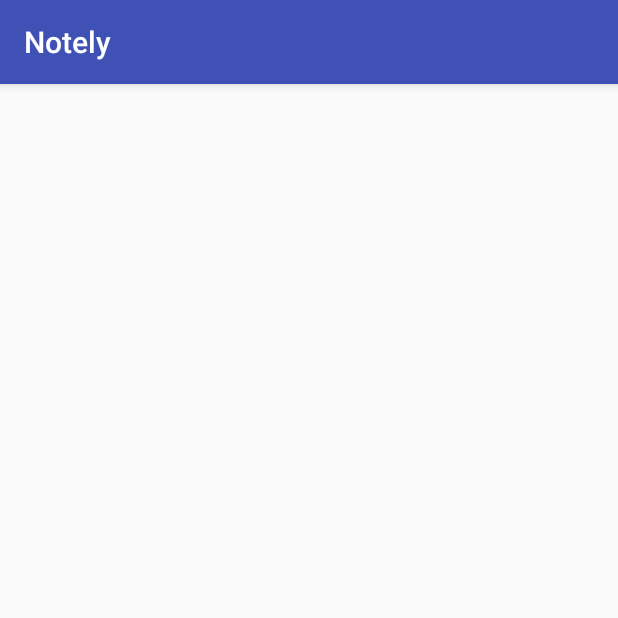
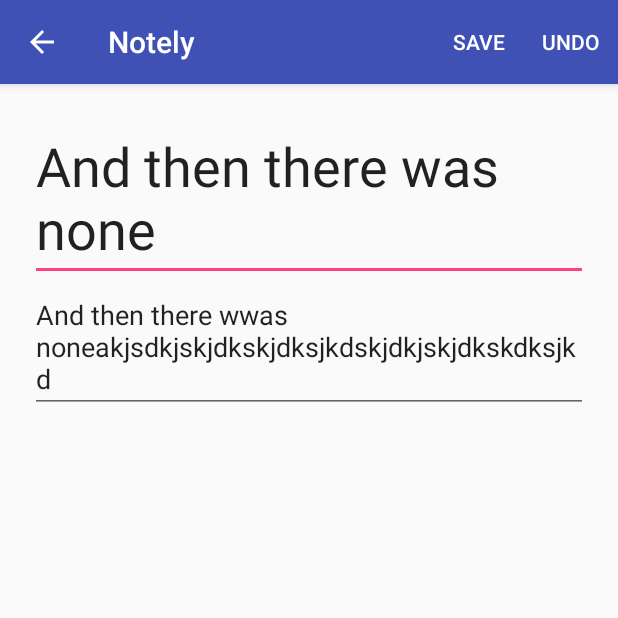
Before and after one commit to rohitksingh/Demo-Asign, an Android app: the AddNewNoteActivity screen opened directly, with no data from a screen before it, on a phone screen of 412 x 824 dp, the top half of it. Run offline under Robolectric (Android 15) with nearby library versions, the phone set to English and light mode, and no system bars.

Commit message:
Edit Activity Added

```diff
--- a/Notely/app/src/main/java/rohksin/com/notely/Activities/AddNewNoteActivity.java
+++ b/Notely/app/src/main/java/rohksin/com/notely/Activities/AddNewNoteActivity.java
@@ -1,8 +1,15 @@
 package rohksin.com.notely.Activities;
 
+import android.content.Intent;
 import android.os.Bundle;
 import android.support.v7.app.AppCompatActivity;
+import android.view.Menu;
+import android.view.MenuItem;
+import android.widget.EditText;
+import android.widget.TextView;
+import android.widget.Toast;
 
+import rohksin.com.notely.Models.Note;
 import rohksin.com.notely.R;
 
 /**
@@ -11,10 +18,65 @@ import rohksin.com.notely.R;
 
 public class AddNewNoteActivity extends AppCompatActivity {
 
+    private EditText title;
+    private EditText gist;
+    private Note note;
+
     @Override
     public void onCreate(Bundle savedInstanceState)
     {
         super.onCreate(savedInstanceState);
         setContentView(R.layout.add_new_note_activity);
+
+        title = (EditText)findViewById(R.id.title);
+        gist = (EditText)findViewById(R.id.gist);
+
+        getSupportActionBar().setDisplayHomeAsUpEnabled(true);
+        getSupportActionBar().setDisplayShowHomeEnabled(true);
+
+        Intent intent = getIntent();
+
+        if(intent.getAction()!=null) {
+            if (intent.getAction().equals(AppUtility.NOTE_ACTION)) {
+                note = (Note) intent.getSerializableExtra(AppUtility.NOTE_ITEM);
+                title.setText(note.getTitle());
+                gist.setText(note.getGist());
+            }
+        }
+
     }
+
+    @Override
+    public boolean onCreateOptionsMenu(Menu menu)
+    {
+        getMenuInflater().inflate(R.menu.add_note_menu,menu);
+        return true;
+    }
+
+    @Override
+    public boolean onOptionsItemSelected(MenuItem item)
+    {
+
+        int id = item.getItemId();
+
+
+        if(id == android.R.id.home)
+        {
+            onBackPressed();
+        }
+        else if(id == R.id.save)
+        {
+            Toast.makeText(AddNewNoteActivity.this,"Save",Toast.LENGTH_SHORT).show();
+        }
+        else if(id == R.id.undo)
+        {
+            Toast.makeText(AddNewNoteActivity.this,"Undo",Toast.LENGTH_SHORT).show();
+        }
+
+
+
+        return super.onOptionsItemSelected(item);
+    }
+
+
 }
--- a/Notely/app/src/main/res/layout/add_new_note_activity.xml
+++ b/Notely/app/src/main/res/layout/add_new_note_activity.xml
@@ -1,5 +1,30 @@
 <?xml version="1.0" encoding="utf-8"?>
 <RelativeLayout xmlns:android="http://schemas.android.com/apk/res/android"
-    android:layout_width="match_parent" android:layout_height="match_parent">
+    android:layout_width="match_parent"
+    android:layout_height="match_parent">
+    <ScrollView
+        android:layout_width="match_parent"
+        android:layout_height="wrap_content">
+        <RelativeLayout
+            android:layout_width="match_parent"
+            android:layout_height="wrap_content"
+            android:layout_margin="20dp"
+            >
+        <EditText
+            android:id="@+id/title"
+            android:layout_width="match_parent"
+            android:layout_height="wrap_content"
+            android:text="And then there was none"
+            android:textSize="36sp"
 
+            />
+        <EditText
+            android:id="@+id/gist"
+            android:layout_width="wrap_content"
+            android:layout_height="wrap_content"
+            android:text="And then there wwas noneakjsdkjskjdkskjdksjkdskjdkjskjdkskdksjkd"
+            android:layout_below="@id/title"
+            />
+        </RelativeLayout>
+    </ScrollView>
 </RelativeLayout>
--- /dev/null
+++ b/Notely/app/src/main/res/menu/add_note_menu.xml
@@ -0,0 +1,14 @@
+<?xml version="1.0" encoding="utf-8"?>
+<menu xmlns:android="http://schemas.android.com/apk/res/android"
+    xmlns:app="http://schemas.android.com/apk/res-auto">
+    <item android:id="@+id/save"
+        android:title="SAVE"
+        android:orderInCategory="100"
+        app:showAsAction="always"
+        />
+    <item android:id="@+id/undo"
+        android:title="UNDO"
+        android:orderInCategory="100"
+        app:showAsAction="always"
+        />
+</menu>
```
Also changed, not shown: Notely/app/src/main/java/rohksin/com/notely/Activities/AppUtility.java (added, +13 -0 lines), Notely/app/src/main/java/rohksin/com/notely/Activities/NotelyDetailActivity.java (+12 -2 lines), Notely/app/src/main/res/menu/detail_note_menu.xml (added, +9 -0 lines).
